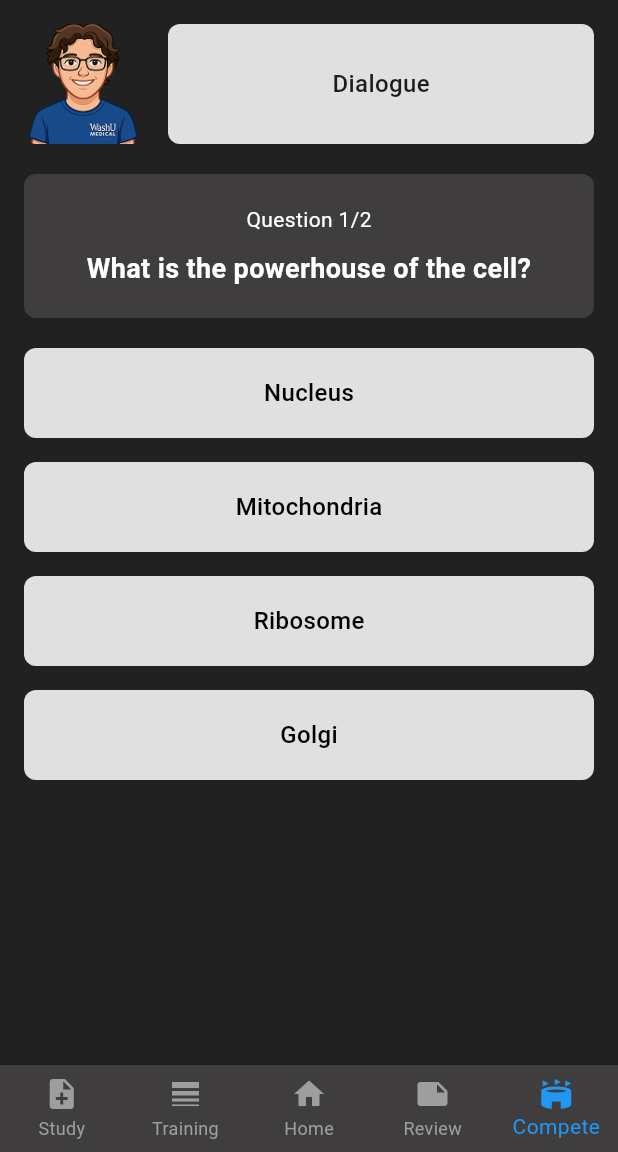
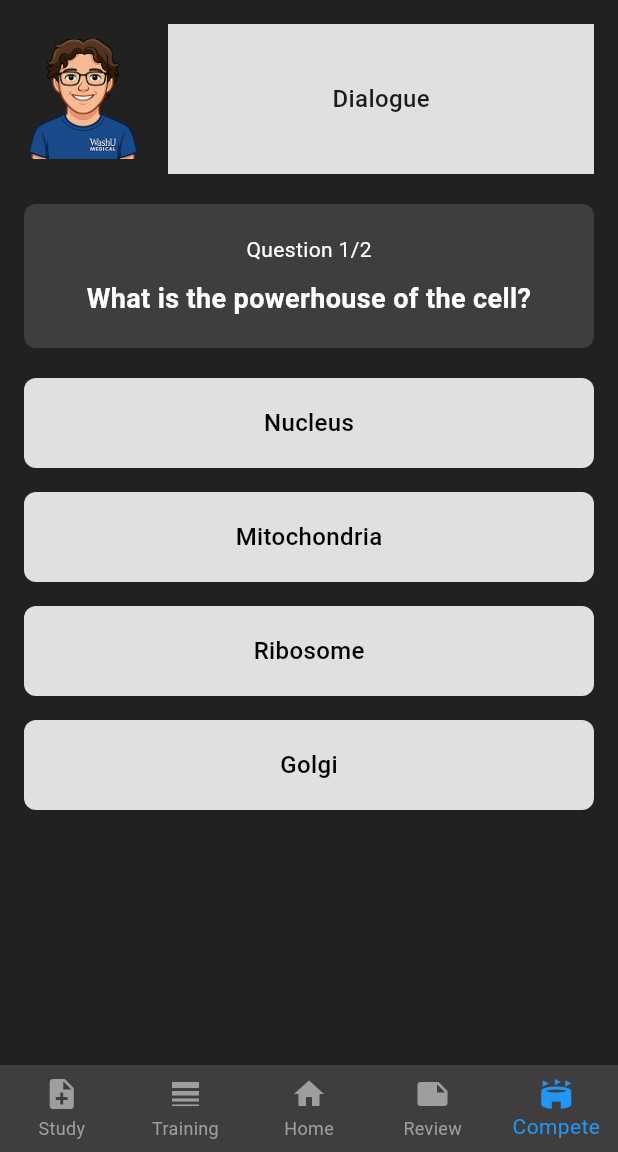
Before and after one commit to Anhakian/Bot-Demo, a Flutter app: the QuizScreen screen opened by its route, on a phone screen of 412 x 824 dp, the part 84-1236 px from its top. Run offline on Flutter 3.47's test engine with Material 3 defaults, Android fonts, the light colour scheme and no system bars.

Commit message:
seperate the dialogue box code into a separate file

```diff
--- /dev/null
+++ b/lib/components/dialogue_box.dart
@@ -0,0 +1,33 @@
+import 'package:flutter/material.dart';
+
+class DialogueBox extends StatelessWidget {
+  const DialogueBox({super.key});
+
+  @override
+  Widget build(BuildContext context) {
+    return Expanded(
+      child: Container(
+        height: 100,
+        child: ClipPath(
+          child: Container(
+            color: Colors.grey[300],
+            child: Center(
+              child: Column(
+                mainAxisAlignment: MainAxisAlignment.center,
+                children: const [
+                  Text(
+                    'Dialogue',
+                    style: TextStyle(
+                      fontSize: 16,
+                      fontWeight: FontWeight.w500,
+                    ),
+                  ),
+                ],
+              ),
+            ),
+          ),
+        ),
+      ),
+    );
+  }
+}
--- a/lib/pages/bot_page.dart
+++ b/lib/pages/bot_page.dart
@@ -1,6 +1,6 @@
 import 'package:bot_demo/components/bot_avatar_box.dart';
-import 'package:bot_demo/resources/bots.dart';
 import 'package:flutter/material.dart';
+import '../resources/bots.dart';
 import 'bot_detail_page.dart';
 
 class BotPage extends StatelessWidget {
--- a/lib/pages/quiz_page.dart
+++ b/lib/pages/quiz_page.dart
@@ -1,3 +1,4 @@
+import 'package:bot_demo/components/dialogue_box.dart';
 import 'package:flutter/material.dart';
 
 import '../resources/questions.dart';
@@ -243,30 +244,8 @@ class _QuizScreenState extends State<QuizScreen> {
                     ),
                   ),
                   const SizedBox(width: 16),
-                  // Info box
-                  Expanded(
-                    child: Container(
-                      height: 80,
-                      decoration: BoxDecoration(
-                        color: Colors.grey[300],
-                        borderRadius: BorderRadius.circular(8),
-                      ),
-                      child: Center(
-                        child: Column(
-                          mainAxisAlignment: MainAxisAlignment.center,
-                          children: [
-                            Text(
-                              'Dialogue',
-                              style: const TextStyle(
-                                fontSize: 16,
-                                fontWeight: FontWeight.w500,
-                              ),
-                            ),
-                          ],
-                        ),
-                      ),
-                    ),
-                  ),
+
+                  DialogueBox()
                 ],
               ),
 
```
Also changed, not shown: lib/resources/bots.dart (+12 -1 lines).
